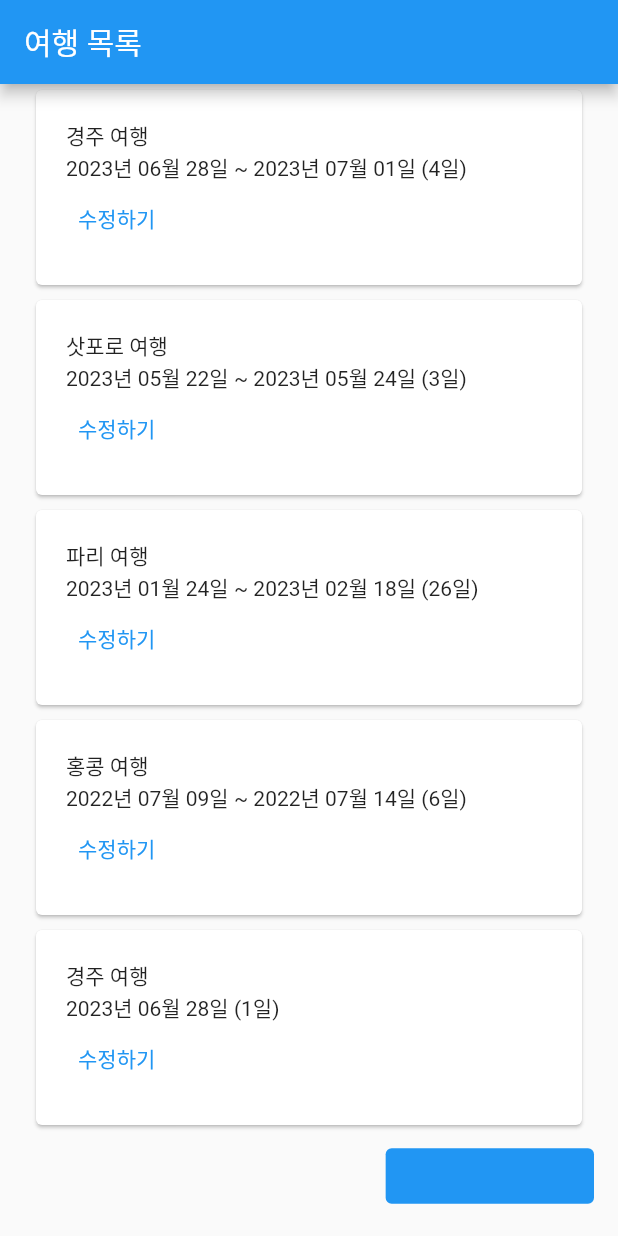
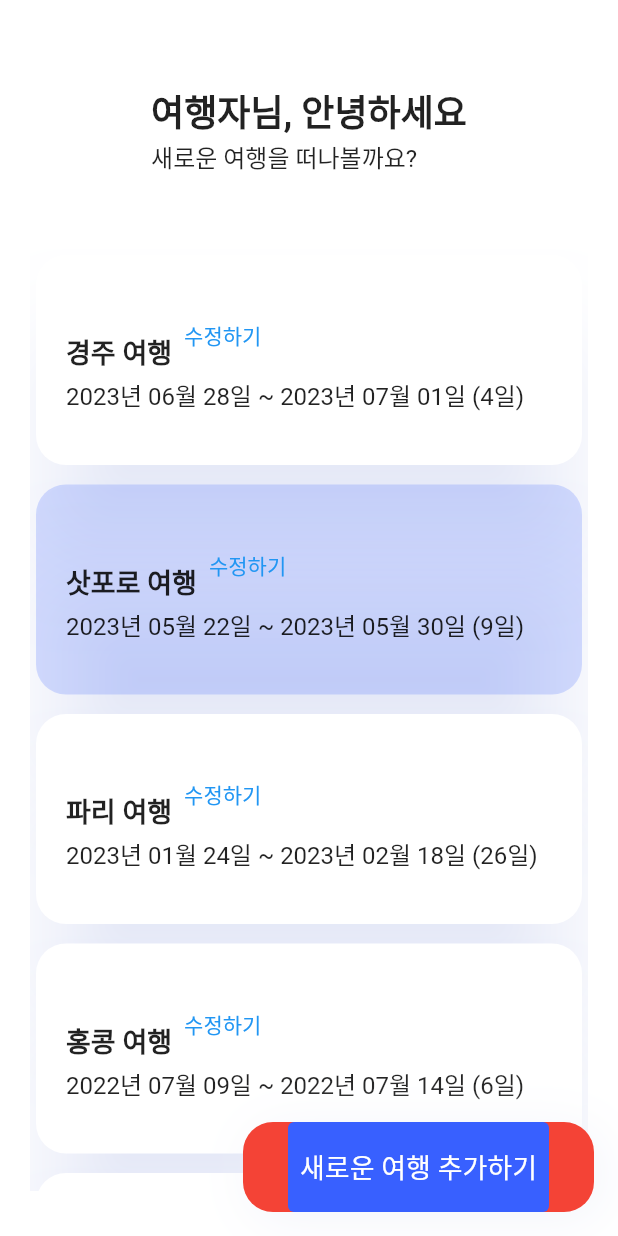
Before and after one commit to dongoc/flutter-trip-expenses-manager, a Flutter app: the screen it shows after launch, on a phone screen of 412 x 824 dp. Run offline on Flutter 3.47's test engine with Material 2 defaults, Android fonts, the phone set to English and light mode, and no system bars; our stand-ins replace date_format.

Commit message:
trip list 스타일

```diff
--- a/lib/screens/expense_list_screen.dart
+++ b/lib/screens/expense_list_screen.dart
@@ -3,6 +3,7 @@ import 'package:trip_expenses_manager/models/trip.dart';
 import 'package:trip_expenses_manager/screens/expense_form_screen.dart';
 import 'package:trip_expenses_manager/static/expense_list.dart';
 import 'package:trip_expenses_manager/types/form.dart';
+import 'package:trip_expenses_manager/widgets/form/navigator_button.dart';
 
 import '../models/expense.dart';
 import '../utils/formatter.dart';
@@ -83,16 +84,9 @@ class ExpenseListScreen extends StatelessWidget {
             ],
           )
       ]),
-      floatingActionButton: TextButton(
-        onPressed: () {
-          Navigator.push(
-              context,
-              MaterialPageRoute(
-                  builder: (context) =>
-                      const ExpenseFormScreen(formType: FormType.create)));
-        },
-        style: const ButtonStyle(),
-        child: const Text('여행 목록'),
+      floatingActionButton: const NavigatorButton(
+        destinationScreen: ExpenseFormScreen(formType: FormType.create),
+        text: '여행 경비 추가하기',
       ),
     );
   }
--- a/lib/screens/trip_list_screen.dart
+++ b/lib/screens/trip_list_screen.dart
@@ -1,5 +1,6 @@
 import 'package:flutter/material.dart';
 import 'package:trip_expenses_manager/screens/trip_form_screen.dart';
+import 'package:trip_expenses_manager/widgets/form/navigator_button.dart';
 
 import '../static/trip_list.dart';
 import '../types/form.dart';
@@ -13,34 +14,56 @@ class TripListScreen extends StatelessWidget {
     return Scaffold(
       appBar: AppBar(
         title: const Text("여행 목록"),
+        backgroundColor: Colors.white,
+        elevation: 0,
       ),
-      body: Padding(
-        padding: const EdgeInsets.symmetric(horizontal: 20),
+      backgroundColor: Colors.white,
+      body: Column(
+        children: [
+          const SizedBox(
+            height: 80,
+            // decoration: const BoxDecoration(color: Colors.red),
+            child: Column(
+              crossAxisAlignment: CrossAxisAlignment.start,
+              children: [
+                Text(
+                  '여행자님, 안녕하세요',
+                  style: TextStyle(
+                    fontSize: 24,
+                    fontWeight: FontWeight.bold,
+                  ),
+                ),
+                Text(
+                  '새로운 여행을 떠나볼까요?',
+                  style: TextStyle(
+                    fontSize: 16,
+                    // fontWeight: FontWeight.bold,
+                  ),
+                ),
+              ],
+            ),
+          ),
+          Expanded(
+            child: Padding(
+              padding: const EdgeInsets.symmetric(horizontal: 20, vertical: 30),
               child: ListView.separated(
                 itemBuilder: (context, index) {
                   return TripCard(trip: tripList[index]);
                 },
                 separatorBuilder: (context, index) {
                   return const SizedBox(
-              height: 2,
+                    height: 5,
                   );
                 },
                 itemCount: tripList.length,
               ),
             ),
-      floatingActionButton: TextButton(
-        onPressed: () {
-          Navigator.push(
-              context,
-              MaterialPageRoute(
-                builder: (context) =>
-                    const TripFormScreen(formType: FormType.create),
-              ));
-        },
-        style: ButtonStyle(
-            backgroundColor: MaterialStateProperty.all(Colors.blue)),
-        // shape: const RoundedRectangleBorder(),
-        child: const Text('새로운 여행 추가하기'),
+          ),
+        ],
+      ),
+      floatingActionButton: const NavigatorButton(
+        destinationScreen: TripFormScreen(formType: FormType.create),
+        text: '새로운 여행 추가하기',
       ),
     );
   }
--- a/lib/static/trip_list.dart
+++ b/lib/static/trip_list.dart
@@ -11,7 +11,7 @@ List<Trip> tripList = [
     id: 2,
     title: "삿포로 여행",
     startDate: DateTime(2023, 5, 22),
-    endDate: DateTime(2023, 5, 24),
+    endDate: DateTime(2023, 5, 30),
   ),
   Trip(
     id: 3,
--- /dev/null
+++ b/lib/widgets/form/navigator_button.dart
@@ -0,0 +1,50 @@
+import 'package:flutter/material.dart';
+
+class NavigatorButton extends StatelessWidget {
+  final Widget destinationScreen;
+  final String text;
+
+  const NavigatorButton({
+    super.key,
+    required this.destinationScreen,
+    required this.text,
+  });
+
+  @override
+  Widget build(BuildContext context) {
+    return Container(
+      height: 60,
+      padding: const EdgeInsets.symmetric(horizontal: 30),
+      decoration: BoxDecoration(
+          color: Colors.red,
+          borderRadius: BorderRadius.circular(20),
+          boxShadow: const [
+            BoxShadow(
+              color: Color.fromRGBO(238, 240, 249, 0.7),
+              offset: Offset(5, 5),
+              blurRadius: 30,
+            )
+          ]),
+      child: TextButton(
+        onPressed: () {
+          Navigator.push(
+              context,
+              MaterialPageRoute(
+                builder: (context) => destinationScreen,
+              ));
+        },
+        style: ButtonStyle(
+          backgroundColor:
+              MaterialStateProperty.all(const Color.fromRGBO(56, 96, 255, 1)),
+        ),
+        child: Text(
+          text,
+          style: const TextStyle(
+            color: Colors.white,
+            fontSize: 18,
+          ),
+        ),
+      ),
+    );
+  }
+}
--- a/lib/widgets/trip/trip_card.dart
+++ b/lib/widgets/trip/trip_card.dart
@@ -46,15 +46,29 @@ class TripCard extends StatelessWidget {
             ));
       },
       child: Card(
-        color:
-            isOnTrip(trip.startDate, trip.endDate) ? Colors.blue : Colors.white,
+        color: isOnTrip(trip.startDate, trip.endDate)
+            ? const Color.fromRGBO(56, 96, 255, 0.2)
+            : Colors.white,
+        shadowColor: const Color.fromRGBO(56, 96, 255, 0.2),
+        elevation: 30,
+        shape: RoundedRectangleBorder(
+          borderRadius: BorderRadius.circular(20),
+        ),
         child: Padding(
-          padding: const EdgeInsets.all(20),
+          padding: const EdgeInsets.fromLTRB(20, 30, 20, 35),
           child: Column(
             crossAxisAlignment: CrossAxisAlignment.start,
             children: [
-              Text(trip.title),
-              Text(getPeriodText(trip.startDate, trip.endDate)),
+              Row(
+                crossAxisAlignment: CrossAxisAlignment.end,
+                children: [
+                  Text(
+                    trip.title,
+                    style: const TextStyle(
+                      fontSize: 18,
+                      fontWeight: FontWeight.bold,
+                    ),
+                  ),
                   TextButton(
                     onPressed: () {
                       Navigator.push(
@@ -65,7 +79,20 @@ class TripCard extends StatelessWidget {
                             ),
                           ));
                     },
-                  child: const Text('수정하기')),
+                    child: const Text(
+                      '수정하기',
+                      style: TextStyle(fontSize: 14),
+                    ),
+                  ),
+                ],
+              ),
+              const SizedBox(height: 3),
+              Text(
+                getPeriodText(trip.startDate, trip.endDate),
+                style: const TextStyle(
+                  fontSize: 16,
+                ),
+              ),
             ],
           ),
         ),
```
Also changed, not shown: pubspec.lock. Lines whose indentation alone changed are shown as unchanged.
